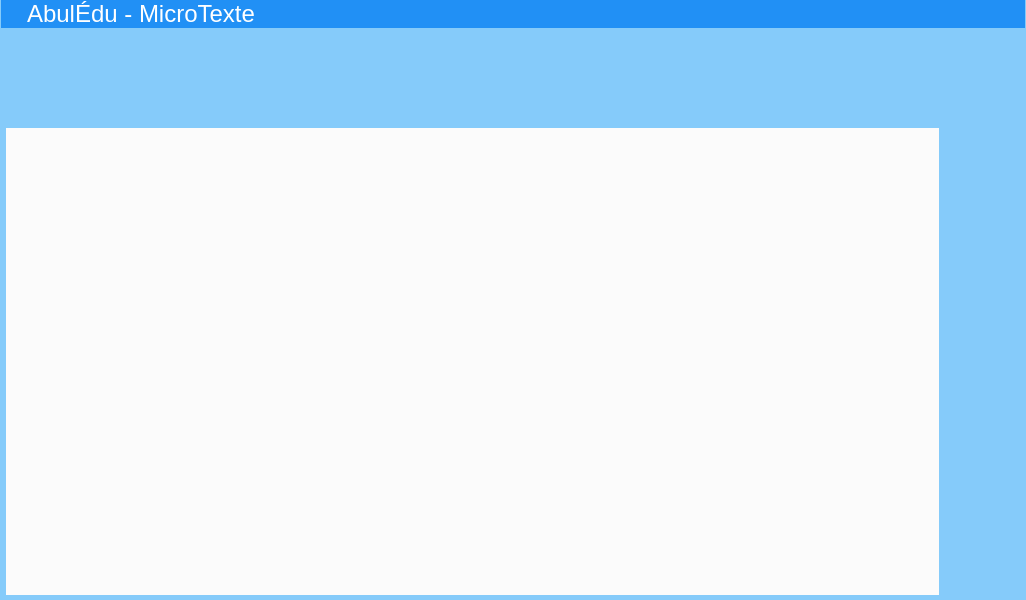
The window that src/mainwindow.ui (Txikilinux/abuledu-microtexte) describes before a commit, drawn with Qt 5.
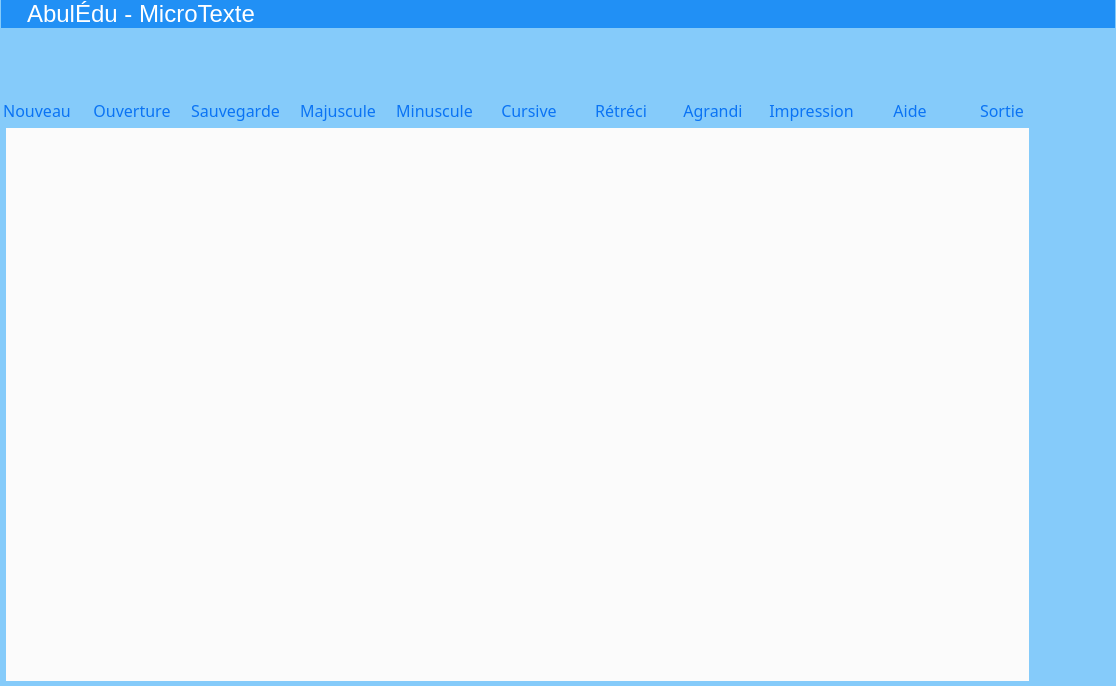
The same window after the commit. Icons and pictures are not drawn. Custom widgets are drawn as their Qt base class.

Commit message: Mots sous les boutons

Diff of the .ui file:
```diff
--- a/src/mainwindow.ui
+++ b/src/mainwindow.ui
@@ -6,8 +6,8 @@
    <rect>
     <x>0</x>
     <y>0</y>
-    <width>1026</width>
-    <height>600</height>
+    <width>1116</width>
+    <height>686</height>
    </rect>
   </property>
   <property name="sizePolicy">
@@ -254,7 +254,7 @@
       <property name="maximumSize">
        <size>
         <width>16777215</width>
-        <height>90</height>
+        <height>100</height>
        </size>
       </property>
       <property name="styleSheet">
@@ -296,10 +296,7 @@
       <property name="lineWidth">
        <number>0</number>
       </property>
-      <layout class="QHBoxLayout" name="horizontalLayout_6">
-       <property name="spacing">
-        <number>0</number>
-       </property>
+      <layout class="QGridLayout" name="gridLayout_5">
        <property name="leftMargin">
         <number>0</number>
        </property>
@@ -310,20 +307,83 @@
         <number>0</number>
        </property>
        <property name="bottomMargin">
-        <number>0</number>
+        <number>6</number>
        </property>
-       <item>
+       <property name="horizontalSpacing">
+        <number>20</number>
+       </property>
+       <item row="0" column="8">
+        <widget class="QToolButton" name="btnPrintMicroTexte">
+         <property name="minimumSize">
+          <size>
+           <width>72</width>
+           <height>72</height>
+          </size>
+         </property>
+         <property name="maximumSize">
+          <size>
+           <width>72</width>
+           <height>72</height>
+          </size>
+         </property>
+         <property name="focusPolicy">
+          <enum>Qt::NoFocus</enum>
+         </property>
+         <property name="whatsThis">
+          <string notr="true">print</string>
+         </property>
+         <property name="styleSheet">
+          <string notr="true">image: url(:/abuledutextev1/buttons/print);
+</string>
+         </property>
+         <property name="text">
+          <string/>
+         </property>
+        </widget>
+       </item>
+       <item row="0" column="1">
+        <widget class="QToolButton" name="btnOpenMicroTexte">
+         <property name="minimumSize">
+          <size>
+           <width>72</width>
+           <height>72</height>
+          </size>
+         </property>
+         <property name="maximumSize">
+          <size>
+           <width>72</width>
+           <height>72</height>
+          </size>
+         </property>
+         <property name="focusPolicy">
+          <enum>Qt::NoFocus</enum>
+         </property>
+         <property name="toolTip">
+          <string/>
+         </property>
+         <property name="whatsThis">
+          <string notr="true">open</string>
+         </property>
+         <property name="styleSheet">
+          <string notr="true">image: url(:/abuledutextev1/buttons/open);</string>
+         </property>
+         <property name="text">
+          <string/>
+         </property>
+        </widget>
+       </item>
+       <item row="0" column="0">
         <widget class="QToolButton" name="btnNewMicroTexte">
          <property name="minimumSize">
           <size>
-           <width>78</width>
-           <height>78</height>
+           <width>72</width>
+           <height>72</height>
           </size>
          </property>
          <property name="maximumSize">
           <size>
-           <width>78</width>
-           <height>78</height>
+           <width>72</width>
+           <height>72</height>
           </size>
          </property>
          <property name="focusPolicy">
@@ -350,49 +410,18 @@
          </property>
         </widget>
        </item>
-       <item>
-        <widget class="QToolButton" name="btnOpenMicroTexte">
-         <property name="minimumSize">
-          <size>
-           <width>78</width>
-           <height>78</height>
-          </size>
-         </property>
-         <property name="maximumSize">
-          <size>
-           <width>78</width>
-           <height>78</height>
-          </size>
-         </property>
-         <property name="focusPolicy">
-          <enum>Qt::NoFocus</enum>
-         </property>
-         <property name="toolTip">
-          <string/>
-         </property>
-         <property name="whatsThis">
-          <string notr="true">open</string>
-         </property>
-         <property name="styleSheet">
-          <string notr="true">image: url(:/abuledutextev1/buttons/open);</string>
-         </property>
-         <property name="text">
-          <string/>
-         </property>
-        </widget>
-       </item>
-       <item>
+       <item row="0" column="2">
         <widget class="QToolButton" name="btnSaveMicroTexte">
          <property name="minimumSize">
           <size>
-           <width>78</width>
-           <height>78</height>
+           <width>72</width>
+           <height>72</height>
           </size>
          </property>
          <property name="maximumSize">
           <size>
-           <width>78</width>
-           <height>78</height>
+           <width>72</width>
+           <height>72</height>
           </size>
          </property>
          <property name="focusPolicy">
@@ -413,18 +442,18 @@
          </property>
         </widget>
        </item>
-       <item>
-        <widget class="QToolButton" name="btnMajusculeMicroTexte">
+       <item row="0" column="10">
+        <widget class="QToolButton" name="btnQuitMicroTexte">
          <property name="minimumSize">
           <size>
-           <width>78</width>
-           <height>78</height>
+           <width>72</width>
+           <height>72</height>
           </size>
          </property>
          <property name="maximumSize">
           <size>
-           <width>78</width>
-           <height>78</height>
+           <width>72</width>
+           <height>72</height>
           </size>
          </property>
          <property name="focusPolicy">
@@ -437,32 +466,26 @@
           <string notr="true">new</string>
          </property>
          <property name="styleSheet">
-          <string notr="true">image: url(:/abuledutextev1/buttons/capitale);
+          <string notr="true">image: url(:/abuledutextev1/buttons/quit);
 </string>
          </property>
          <property name="text">
           <string/>
          </property>
-         <property name="checkable">
-          <bool>true</bool>
-         </property>
-         <property name="autoExclusive">
-          <bool>true</bool>
-         </property>
         </widget>
        </item>
-       <item>
-        <widget class="QToolButton" name="btnMinusculeMicroTexte">
+       <item row="0" column="7">
+        <widget class="QToolButton" name="btnIncreasePoliceMicroTexte">
          <property name="minimumSize">
           <size>
-           <width>78</width>
-           <height>78</height>
+           <width>72</width>
+           <height>72</height>
           </size>
          </property>
          <property name="maximumSize">
           <size>
-           <width>78</width>
-           <height>78</height>
+           <width>72</width>
+           <height>72</height>
           </size>
          </property>
          <property name="focusPolicy">
@@ -475,32 +498,55 @@
           <string notr="true">new</string>
          </property>
          <property name="styleSheet">
-          <string notr="true">image: url(:/abuledutextev1/buttons/mini);
+          <string notr="true">image: url(:/abuledutextev1/buttons/increase);
 </string>
          </property>
          <property name="text">
           <string/>
          </property>
-         <property name="checkable">
-          <bool>true</bool>
+        </widget>
+       </item>
+       <item row="0" column="6">
+        <widget class="QToolButton" name="btnDecreasePoliceMicroTexte">
+         <property name="minimumSize">
+          <size>
+           <width>72</width>
+           <height>72</height>
+          </size>
          </property>
-         <property name="autoExclusive">
-          <bool>true</bool>
+         <property name="maximumSize">
+          <size>
+           <width>72</width>
+           <height>72</height>
+          </size>
          </property>
+         <property name="focusPolicy">
+          <enum>Qt::NoFocus</enum>
+         </property>
+         <property name="whatsThis">
+          <string notr="true">print</string>
+         </property>
+         <property name="styleSheet">
+          <string notr="true">image: url(:/abuledutextev1/buttons/decrease);
+</string>
+         </property>
+         <property name="text">
+          <string/>
+         </property>
         </widget>
        </item>
-       <item>
+       <item row="0" column="5">
         <widget class="QToolButton" name="btnCursiveMicroTexte">
          <property name="minimumSize">
           <size>
-           <width>78</width>
-           <height>78</height>
+           <width>72</width>
+           <height>72</height>
           </size>
          </property>
          <property name="maximumSize">
           <size>
-           <width>78</width>
-           <height>78</height>
+           <width>72</width>
+           <height>72</height>
           </size>
          </property>
          <property name="focusPolicy">
@@ -530,105 +576,18 @@
          </property>
         </widget>
        </item>
-       <item>
-        <widget class="QToolButton" name="btnDecreasePoliceMicroTexte">
-         <property name="minimumSize">
-          <size>
-           <width>78</width>
-           <height>78</height>
-          </size>
-         </property>
-         <property name="maximumSize">
-          <size>
-           <width>78</width>
-           <height>78</height>
-          </size>
-         </property>
-         <property name="focusPolicy">
-          <enum>Qt::NoFocus</enum>
-         </property>
-         <property name="whatsThis">
-          <string notr="true">print</string>
-         </property>
-         <property name="styleSheet">
-          <string notr="true">image: url(:/abuledutextev1/buttons/decrease);
-</string>
-         </property>
-         <property name="text">
-          <string/>
-         </property>
-        </widget>
-       </item>
-       <item>
-        <widget class="QToolButton" name="btnIncreasePoliceMicroTexte">
-         <property name="minimumSize">
-          <size>
-           <width>78</width>
-           <height>78</height>
-          </size>
-         </property>
-         <property name="maximumSize">
-          <size>
-           <width>78</width>
-           <height>78</height>
-          </size>
-         </property>
-         <property name="focusPolicy">
-          <enum>Qt::NoFocus</enum>
-         </property>
-         <property name="whatsThis">
-          <string notr="true">print</string>
-         </property>
-         <property name="styleSheet">
-          <string notr="true">image: url(:/abuledutextev1/buttons/increase);
-</string>
-         </property>
-         <property name="text">
-          <string/>
-         </property>
-        </widget>
-       </item>
-       <item>
-        <widget class="QToolButton" name="btnPrintMicroTexte">
-         <property name="minimumSize">
-          <size>
-           <width>78</width>
-           <height>78</height>
-          </size>
-         </property>
-         <property name="maximumSize">
-          <size>
-           <width>78</width>
-           <height>78</height>
-          </size>
-         </property>
-         <property name="focusPolicy">
-          <enum>Qt::NoFocus</enum>
-         </property>
-         <property name="whatsThis">
-          <string notr="true">print</string>
-         </property>
-         <property name="styleSheet">
-          <string notr="true">image: url(:/abuledutextev1/buttons/print);
-</string>
-         </property>
-         <property name="text">
-          <string/>
-         </property>
-        </widget>
-       </item>
-       <item>
+       <item row="0" column="9">
         <widget class="QToolButton" name="btnHelpMicroTexte">
          <property name="minimumSize">
           <size>
-           <width>78</width>
-           <height>78</height>
+           <width>72</width>
+           <height>72</height>
           </size>
          </property>
          <property name="maximumSize">
           <size>
-           <width>78</width>
-           <height>78</height>
+           <width>72</width>
+           <height>72</height>
           </size>
          </property>
          <property name="focusPolicy">
@@ -646,18 +605,18 @@
          </property>
         </widget>
        </item>
-       <item>
-        <widget class="QToolButton" name="btnQuitMicroTexte">
+       <item row="0" column="3">
+        <widget class="QToolButton" name="btnMajusculeMicroTexte">
          <property name="minimumSize">
           <size>
-           <width>78</width>
-           <height>78</height>
+           <width>72</width>
+           <height>72</height>
           </size>
          </property>
          <property name="maximumSize">
           <size>
-           <width>78</width>
-           <height>78</height>
+           <width>72</width>
+           <height>72</height>
           </size>
          </property>
          <property name="focusPolicy">
@@ -670,15 +629,59 @@
           <string notr="true">quit</string>
          </property>
          <property name="styleSheet">
-          <string notr="true">image: url(:/abuledutextev1/buttons/quit);
+          <string notr="true">image: url(:/abuledutextev1/buttons/capitale);
 </string>
          </property>
          <property name="text">
           <string/>
          </property>
+         <property name="checkable">
+          <bool>true</bool>
+         </property>
+         <property name="autoExclusive">
+          <bool>true</bool>
+         </property>
         </widget>
        </item>
-       <item>
+       <item row="0" column="4">
+        <widget class="QToolButton" name="btnMinusculeMicroTexte">
+         <property name="minimumSize">
+          <size>
+           <width>72</width>
+           <height>72</height>
+          </size>
+         </property>
+         <property name="maximumSize">
+          <size>
+           <width>72</width>
+           <height>72</height>
+          </size>
+         </property>
+         <property name="focusPolicy">
+          <enum>Qt::NoFocus</enum>
+         </property>
+         <property name="toolTip">
+          <string/>
+         </property>
+         <property name="whatsThis">
+          <string notr="true">new</string>
+         </property>
+         <property name="styleSheet">
+          <string notr="true">image: url(:/abuledutextev1/buttons/mini);
+</string>
+         </property>
+         <property name="text">
+          <string/>
+         </property>
+         <property name="checkable">
+          <bool>true</bool>
+         </property>
+         <property name="autoExclusive">
+          <bool>true</bool>
+         </property>
+        </widget>
+       </item>
+       <item row="0" column="11">
         <spacer name="horizontalSpacer_4">
          <property name="orientation">
           <enum>Qt::Horizontal</enum>
@@ -691,6 +694,215 @@
          </property>
         </spacer>
        </item>
+       <item row="1" column="0">
+        <widget class="QLabel" name="label">
+         <property name="font">
+          <font>
+           <family>Andika Basic</family>
+           <pointsize>12</pointsize>
+          </font>
+         </property>
+         <property name="styleSheet">
+          <string notr="true">color:#0a73f4;</string>
+         </property>
+         <property name="text">
+          <string>Nouveau</string>
+         </property>
+         <property name="alignment">
+          <set>Qt::AlignCenter</set>
+         </property>
+        </widget>
+       </item>
+       <item row="1" column="1">
+        <widget class="QLabel" name="label_11">
+         <property name="font">
+          <font>
+           <family>Andika Basic</family>
+           <pointsize>12</pointsize>
+          </font>
+         </property>
+         <property name="styleSheet">
+          <string notr="true">color:#0a73f4;</string>
+         </property>
+         <property name="text">
+          <string>Ouverture</string>
+         </property>
+         <property name="alignment">
+          <set>Qt::AlignCenter</set>
+         </property>
+        </widget>
+       </item>
+       <item row="1" column="2">
+        <widget class="QLabel" name="label_10">
+         <property name="font">
+          <font>
+           <family>Andika Basic</family>
+           <pointsize>12</pointsize>
+          </font>
+         </property>
+         <property name="styleSheet">
+          <string notr="true">color:#0a73f4;</string>
+         </property>
+         <property name="text">
+          <string>Sauvegarde</string>
+         </property>
+         <property name="alignment">
+          <set>Qt::AlignCenter</set>
+         </property>
+        </widget>
+       </item>
+       <item row="1" column="3">
+        <widget class="QLabel" name="label_9">
+         <property name="font">
+          <font>
+           <family>Andika Basic</family>
+           <pointsize>12</pointsize>
+          </font>
+         </property>
+         <property name="styleSheet">
+          <string notr="true">color:#0a73f4;</string>
+         </property>
+         <property name="text">
+          <string>Majuscule</string>
+         </property>
+         <property name="alignment">
+          <set>Qt::AlignCenter</set>
+         </property>
+        </widget>
+       </item>
+       <item row="1" column="4">
+        <widget class="QLabel" name="label_2">
+         <property name="font">
+          <font>
+           <family>Andika Basic</family>
+           <pointsize>12</pointsize>
+          </font>
+         </property>
+         <property name="styleSheet">
+          <string notr="true">color:#0a73f4;</string>
+         </property>
+         <property name="text">
+          <string>Minuscule</string>
+         </property>
+         <property name="alignment">
+          <set>Qt::AlignCenter</set>
+         </property>
+        </widget>
+       </item>
+       <item row="1" column="5">
+        <widget class="QLabel" name="label_8">
+         <property name="font">
+          <font>
+           <family>Andika Basic</family>
+           <pointsize>12</pointsize>
+          </font>
+         </property>
+         <property name="styleSheet">
+          <string notr="true">color:#0a73f4;</string>
+         </property>
+         <property name="text">
+          <string>Cursive</string>
+         </property>
+         <property name="alignment">
+          <set>Qt::AlignCenter</set>
+         </property>
+        </widget>
+       </item>
+       <item row="1" column="6">
+        <widget class="QLabel" name="label_7">
+         <property name="font">
+          <font>
+           <family>Andika Basic</family>
+           <pointsize>12</pointsize>
+          </font>
+         </property>
+         <property name="styleSheet">
+          <string notr="true">color:#0a73f4;</string>
+         </property>
+         <property name="text">
+          <string>Rétréci</string>
+         </property>
+         <property name="alignment">
+          <set>Qt::AlignCenter</set>
+         </property>
+        </widget>
+       </item>
+       <item row="1" column="7">
+        <widget class="QLabel" name="label_6">
+         <property name="font">
+          <font>
+           <family>Andika Basic</family>
+           <pointsize>12</pointsize>
+          </font>
+         </property>
+         <property name="styleSheet">
+          <string notr="true">color:#0a73f4;</string>
+         </property>
+         <property name="text">
+          <string>Agrandi</string>
+         </property>
+         <property name="alignment">
+          <set>Qt::AlignCenter</set>
+         </property>
+        </widget>
+       </item>
+       <item row="1" column="8">
+        <widget class="QLabel" name="label_3">
+         <property name="font">
+          <font>
+           <family>Andika Basic</family>
+           <pointsize>12</pointsize>
+          </font>
+         </property>
+         <property name="styleSheet">
+          <string notr="true">color:#0a73f4;</string>
+         </property>
+         <property name="text">
+          <string>Impression</string>
+         </property>
+         <property name="alignment">
+          <set>Qt::AlignCenter</set>
+         </property>
+        </widget>
+       </item>
+       <item row="1" column="9">
+        <widget class="QLabel" name="label_5">
+         <property name="font">
+          <font>
+           <family>Andika Basic</family>
+           <pointsize>12</pointsize>
+          </font>
+         </property>
+         <property name="styleSheet">
+          <string notr="true">color:#0a73f4;</string>
+         </property>
+         <property name="text">
+          <string>Aide</string>
+         </property>
+         <property name="alignment">
+          <set>Qt::AlignCenter</set>
+         </property>
+        </widget>
+       </item>
+       <item row="1" column="10">
+        <widget class="QLabel" name="label_4">
+         <property name="font">
+          <font>
+           <family>Andika Basic</family>
+           <pointsize>12</pointsize>
+          </font>
+         </property>
+         <property name="styleSheet">
+          <string notr="true">color:#0a73f4;</string>
+         </property>
+         <property name="text">
+          <string>Sortie</string>
+         </property>
+         <property name="alignment">
+          <set>Qt::AlignCenter</set>
+         </property>
+        </widget>
+       </item>
       </layout>
      </widget>
     </item>
```
Left out of the diff: 9 changed lines with no effect on the pictures. The commit also changes 1 other file.
